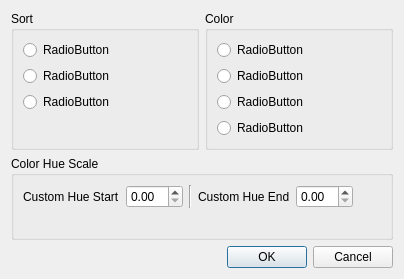
Above: curveSortColorDialog.ui from d-wizard/plotter before the change. Below: the same form after it.
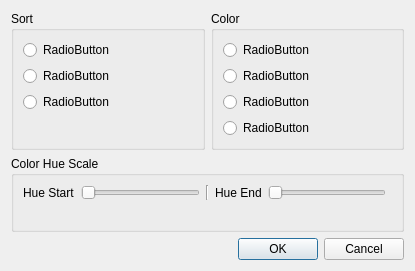
That is the form after the change.

Commit message: Add sliders to define Hue scale.

Patch:
```diff
--- a/curveSortColorDialog.ui
+++ b/curveSortColorDialog.ui
@@ -6,7 +6,7 @@
    <rect>
     <x>0</x>
     <y>0</y>
-    <width>404</width>
+    <width>415</width>
     <height>269</height>
    </rect>
   </property>
@@ -46,12 +46,22 @@
       <item row="0" column="0">
        <widget class="QLabel" name="label">
         <property name="text">
-         <string>Custom Hue Start</string>
+         <string>Hue Start</string>
         </property>
        </widget>
       </item>
       <item row="0" column="1">
-       <widget class="QDoubleSpinBox" name="doubleSpinBox"/>
+       <widget class="QSlider" name="slideHueStart">
+        <property name="maximum">
+         <number>10000</number>
+        </property>
+        <property name="pageStep">
+         <number>100</number>
+        </property>
+        <property name="orientation">
+         <enum>Qt::Horizontal</enum>
+        </property>
+       </widget>
       </item>
       <item row="0" column="2">
        <widget class="Line" name="line">
@@ -60,29 +70,6 @@
         </property>
        </widget>
       </item>
-      <item row="0" column="3">
-       <widget class="QLabel" name="label_2">
-        <property name="text">
-         <string>Custom Hue End</string>
-        </property>
-       </widget>
-      </item>
-      <item row="0" column="4">
-       <widget class="QDoubleSpinBox" name="doubleSpinBox_2"/>
-      </item>
-      <item row="0" column="5">
-       <spacer name="horizontalSpacer">
-        <property name="orientation">
-         <enum>Qt::Horizontal</enum>
-        </property>
-        <property name="sizeHint" stdset="0">
-         <size>
-          <width>40</width>
-          <height>20</height>
-         </size>
-        </property>
-       </spacer>
-      </item>
       <item row="1" column="0" colspan="6">
        <widget class="QLabel" name="lblHue">
         <property name="text">
@@ -90,6 +77,26 @@
         </property>
        </widget>
       </item>
+      <item row="0" column="3">
+       <widget class="QLabel" name="label_2">
+        <property name="text">
+         <string>Hue End</string>
+        </property>
+       </widget>
+      </item>
+      <item row="0" column="4">
+       <widget class="QSlider" name="slideHueEnd">
+        <property name="maximum">
+         <number>10000</number>
+        </property>
+        <property name="pageStep">
+         <number>100</number>
+        </property>
+        <property name="orientation">
+         <enum>Qt::Horizontal</enum>
+        </property>
+       </widget>
+      </item>
      </layout>
     </widget>
    </item>
```
Left out of the diff: 2 changed lines with no effect on the pictures. The commit also changes 2 other files.
